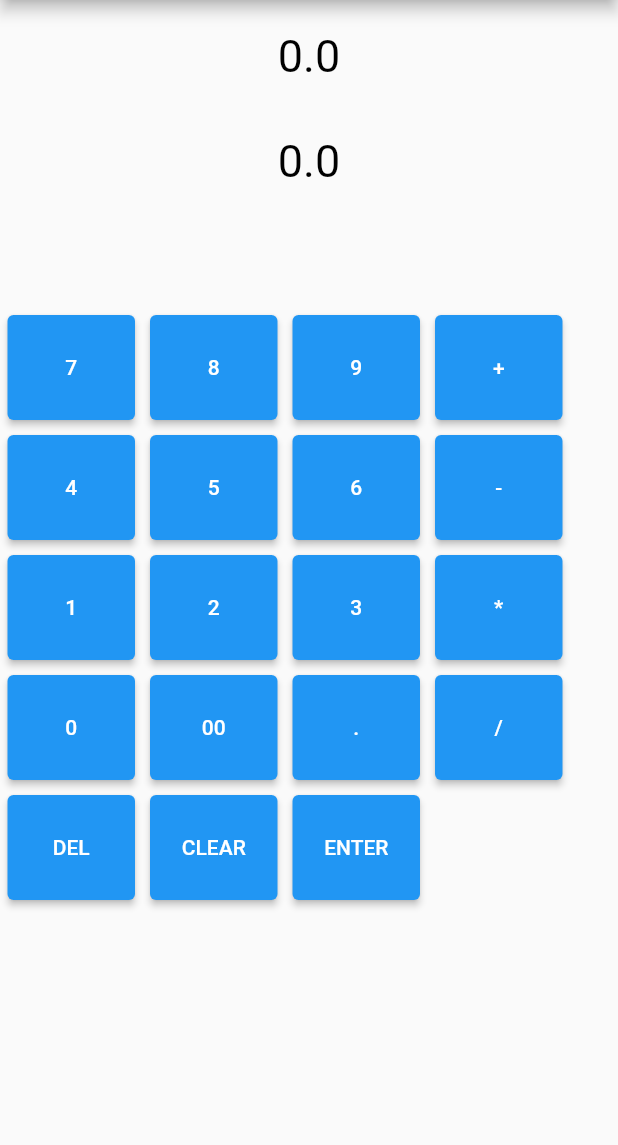
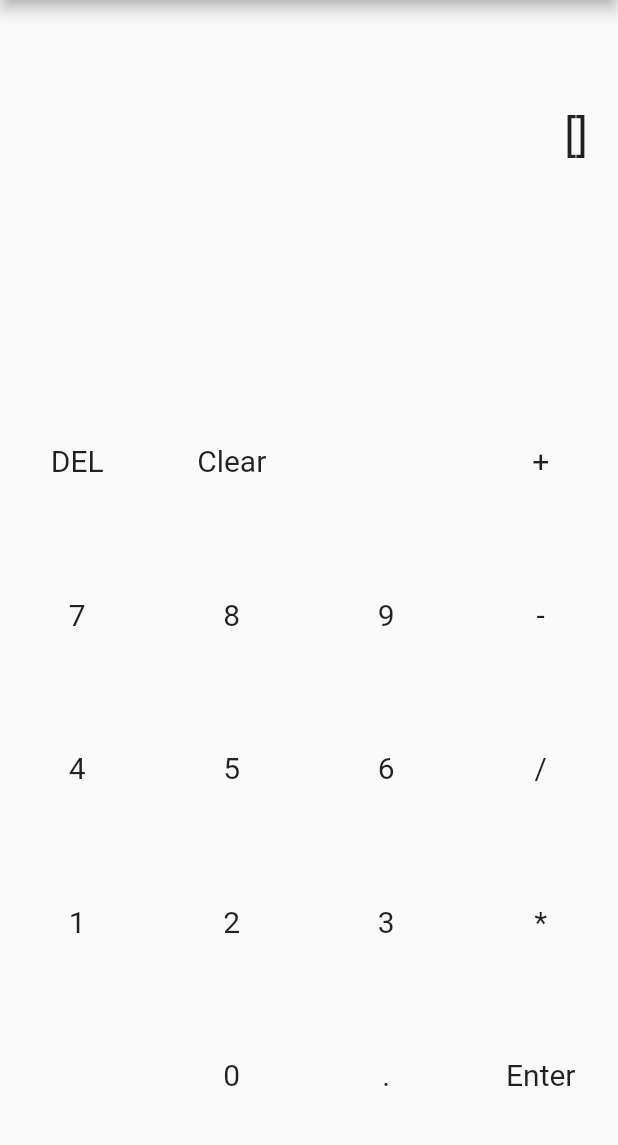
Before and after one commit to ChristianHesberg/Calculator, a Flutter app: the screen it shows after launch, on a phone screen of 412 x 824 dp, the part 84-1229 px from its top. Run offline on Flutter 3.47's test engine with Material 2 defaults, Android fonts, the phone set to English and light mode, and no system bars.

Commit message:
got it working

```diff
--- /dev/null
+++ b/lib/button_grid.dart
@@ -0,0 +1,43 @@
+import 'package:flutter/material.dart';
+
+class ButtonDef {
+  final String text;
+  final VoidCallback? onPressed;
+  const ButtonDef(this.text, [this.onPressed]);
+}
+
+class ButtonGrid extends StatelessWidget {
+  List<List<ButtonDef>> buttons;
+
+  ButtonGrid(List<List<ButtonDef>> this.buttons);
+
+  @override
+  Widget build(BuildContext context) {
+    return Column(
+      mainAxisAlignment: MainAxisAlignment.center,
+      crossAxisAlignment: CrossAxisAlignment.stretch,
+      children: buttons
+          .map((col) => Expanded(
+        child: Row(
+          children: col
+              .map((row) => _buildButton(row.text, row.onPressed))
+              .toList(),
+        ),
+      ))
+          .toList(),
+    );
+  }
+
+  Widget _buildButton(String text, VoidCallback? onPressed) {
+    return Expanded(
+      key: ValueKey(text),
+      child: IconButton(
+        onPressed: onPressed,
+        icon: Text(
+          text,
+          style: TextStyle(fontSize: 20),
+        ),
+      ),
+    );
+  }
+}
--- a/lib/calculator.dart
+++ b/lib/calculator.dart
@@ -1,7 +1,7 @@
 import 'package:calculator/commands.dart';
 
 class Calculator{
-  final List<double> _stack = [];
+  final List<double> stack = [];
   final Map<String, Command> commands = {
     "+" : Add(),
     "-" : Subtract(),
@@ -9,10 +9,9 @@ class Calculator{
     "/" : Divide(),
   };
 
-  void push(double value) => _stack.add(value);
-  double pop() => _stack.isNotEmpty ? _stack.removeLast(): 0;
-  void clear() => _stack.clear();
-  double getElementByIndex(int index) => _stack.length > index ? _stack[_stack.length-index-1] : 0;
-
-
+  void push(double value) => stack.add(value);
+  double pop() => stack.isNotEmpty ? stack.removeLast(): 0;
+  void clear() => stack.clear();
+  double getElementByIndex(int index) => stack.length > index ? stack[stack.length-index-1] : 0;
+  List<double> get getStack => stack;
 }
--- a/lib/calculator_model.dart
+++ b/lib/calculator_model.dart
@@ -7,6 +7,7 @@ class CalculatorModel extends ChangeNotifier{
   String number = "";
 
   clear(){
+    calculator.clear();
     number = "";
     notifyListeners();
   }
@@ -32,6 +33,7 @@ class CalculatorModel extends ChangeNotifier{
   enter() {
     if(double.tryParse(number) != null){
       calculator.push(double.parse(number));
+      number= "";
       notifyListeners();
     }
   }
--- /dev/null
+++ b/lib/display.dart
@@ -0,0 +1,25 @@
+import 'package:calculator/calculator_model.dart';
+import 'package:flutter/material.dart';
+import 'package:provider/provider.dart';
+
+class Display extends StatelessWidget {
+  const Display({Key? key}) : super(key: key);
+
+  @override
+  Widget build(BuildContext context) {
+    final provider = Provider.of<CalculatorModel>(context);
+    return Container(
+      padding: EdgeInsets.all(20),
+      child: Column(
+        crossAxisAlignment: CrossAxisAlignment.end,
+        mainAxisAlignment: MainAxisAlignment.spaceEvenly,
+        children: [
+          Text("${provider.calculator.getStack}", textAlign: TextAlign.right,
+              style: TextStyle(fontSize: 30)),
+          Text(provider.number,
+              textAlign: TextAlign.right, style: TextStyle(fontSize: 20))
+        ],
+      ),
+    );
+  }
+}
--- /dev/null
+++ b/lib/keypad.dart
@@ -0,0 +1,46 @@
+import 'package:calculator/button_grid.dart';
+import 'package:calculator/calculator_model.dart';
+import 'package:flutter/material.dart';
+import 'package:provider/provider.dart';
+
+class Keypad extends StatelessWidget {
+  const Keypad({Key? key}) : super(key: key);
+
+  @override
+  Widget build(BuildContext context) {
+    final provider = Provider.of<CalculatorModel>(context);
+    return ButtonGrid([
+      [
+        ButtonDef("DEL", () => provider.remove()),
+        ButtonDef("Clear", () => provider.clear()),
+        ButtonDef(""),
+        ButtonDef("+", () => provider.execute("+"))
+      ],
+      [
+        ButtonDef("7", () => provider.addDigit(7)),
+        ButtonDef("8", () => provider.addDigit(8)),
+        ButtonDef("9", () => provider.addDigit(9)),
+        ButtonDef("-", () => provider.execute("-")),
+      ],
+      [
+        ButtonDef("4", () => provider.addDigit(4)),
+        ButtonDef("5", () => provider.addDigit(5)),
+        ButtonDef("6", () => provider.addDigit(6)),
+        ButtonDef("/", () => provider.execute("/")),
+      ],
+      [
+        ButtonDef("1", () => provider.addDigit(1)),
+        ButtonDef("2", () => provider.addDigit(2)),
+        ButtonDef("3", () => provider.addDigit(3)),
+        ButtonDef("*", () => provider.execute("*")),
+      ],
+      [
+        ButtonDef(""),
+        ButtonDef("0", () => provider.addDigit(0)),
+        ButtonDef(".", () => provider.addDecimal()),
+        ButtonDef("Enter", () => provider.enter()),
+      ],
+
+    ]);
+  }
+}
--- a/lib/main.dart
+++ b/lib/main.dart
@@ -1,8 +1,8 @@
-import 'dart:ffi';
-
-import 'package:calculator/calculator.dart';
-import 'package:calculator/commands.dart';
+import 'package:calculator/calculator_model.dart';
+import 'package:calculator/display.dart';
+import 'package:calculator/keypad.dart';
 import 'package:flutter/material.dart';
+import 'package:provider/provider.dart';
 
 void main() {
   runApp(const MyApp());
@@ -14,203 +14,37 @@ class MyApp extends StatelessWidget {
   @override
   Widget build(BuildContext context) {
     return MaterialApp(
-      home: HomePage(),
+      home: ChangeNotifierProvider<CalculatorModel>(
+          create: (context) => CalculatorModel(),
+          child: const HomePage()),
     );
   }
 }
 
-class HomePage extends StatefulWidget {
+class HomePage extends StatelessWidget {
   const HomePage({Key? key}) : super(key: key);
 
   @override
-  State<HomePage> createState() => _HomePageState();
-}
-
-class _HomePageState extends State<HomePage> {
-  Calculator calculator = Calculator();
-  var firstField = "";
-  var secondField = "";
-  var thirdField = "";
-
-  @override
   Widget build(BuildContext context) {
-    secondField = calculator.getElementByIndex(0).toString();
-    thirdField = calculator.getElementByIndex(1).toString();
-
     return Scaffold(
       appBar: AppBar(
         title: Text("Calculator"),
       ),
       body: Column(
+        crossAxisAlignment: CrossAxisAlignment.stretch,
         children: [
-          FittedBox(
-            fit: BoxFit.fill,
-            child: Container(
-              child: Column(
-                mainAxisAlignment: MainAxisAlignment.spaceEvenly,
-                children: [
-                  Container(
-                    padding: EdgeInsets.all(20),
-                    alignment: Alignment.centerRight,
-                    child: Text(
-                      thirdField,
-                      style: TextStyle(fontSize: 30, color: Colors.black),
-                    ),
-                  ),
-                  Container(
-                    padding: EdgeInsets.all(15),
-                    alignment: Alignment.centerRight,
-                    child: Text(
-                      secondField,
-                      style: TextStyle(fontSize: 30, color: Colors.black),
-                    ),
-                  ),
-                  Container(
-                    padding: EdgeInsets.all(15),
-                    alignment: Alignment.centerRight,
-                    child: Text(
-                      firstField,
-                      style: TextStyle(fontSize: 30, color: Colors.lightBlue),
-                    ),
-                  )
-                ],
-              ),
-            ),
+          Flexible(
+            flex: 1,
+            // Consumes state
+            child: Display(),
           ),
-          Expanded(
-            child: Row(
-              children: [
-                Expanded(
-                  child: Column(
-                      mainAxisAlignment: MainAxisAlignment.start,
-                      crossAxisAlignment: CrossAxisAlignment.center,
-                      mainAxisSize: MainAxisSize.max,
-                      children: [
-                        Row(children: [
-                          _getButton("7"),
-                          _getButton("8"),
-                          _getButton("9"),
-                          _getCommandButton("+")
-                        ]),
-                        Row(children: [
-                          _getButton("4"),
-                          _getButton("5"),
-                          _getButton("6"),
-                          _getCommandButton("-")
-                        ]),
-                        Row(children: [
-                          _getButton("1"),
-                          _getButton("2"),
-                          _getButton("3"),
-                          _getCommandButton("*")
-                        ]),
-                        Row(children: [
-                          _getButton("0"),
-                          _getButton("00"),
-                          _getButton("."),
-                          _getCommandButton("/")
-                        ]),
-                        Row(
-                          children: _getMiscCommands(),
-                        )
-                      ]),
-                ),
-              ],
-            ),
-          )
+          Flexible(
+            flex: 2,
+            // Changes state
+            child: Keypad(),
+          ),
         ],
       ),
     );
   }
-
-  Container _getButton(String number) {
-    return Container(
-      margin: EdgeInsets.all(5),
-      child: SizedBox(
-        width: 85,
-        height: 70,
-        child: ElevatedButton(
-            onPressed: () {
-              setState(() {
-                firstField = firstField + number;
-              });
-            },
-            child: Text(number)),
-      ),
-    );
-  }
-
-  Container _getCommandButton(String command) {
-    Command? calcCommand = calculator.commands[command];
-    return Container(
-      margin: EdgeInsets.all(5),
-      child: SizedBox(
-        width: 85,
-        height: 70,
-        child: ElevatedButton(
-          onPressed: () {
-            setState(() {
-              if (calcCommand != null) {
-                firstField =
-                    calcCommand.calculate(calculator, firstField).toString();
-              }
-            });
-          },
-          child: Text(command),
-        ),
-      ),
-    );
-  }
-
-  List<Container> _getMiscCommands() {
-    List<Container> commandButtons = [];
-
-    commandButtons.add(Container(
-      margin: EdgeInsets.all(5),
-      child: SizedBox(
-        width: 85,
-        height: 70,
-        child: ElevatedButton(
-            onPressed: () {
-              setState(() {
-                if (firstField.length > 0) {
-                  firstField = firstField.substring(0, firstField.length - 1);
-                }
-              });
-            },
-            child: Text("DEL")),
-      ),
-    ));
-    commandButtons.add(Container(
-      margin: EdgeInsets.all(5),
-      child: SizedBox(
-        width: 85,
-        height: 70,
-        child: ElevatedButton(
-            onPressed: () {
-              setState(() {
-                firstField = "";
-                calculator.clear();
-              });
-            },
-            child: Text("CLEAR")),
-      ),
-    ));
-    commandButtons.add(Container(
-      margin: EdgeInsets.all(5),
-      child: SizedBox(
-        width: 85,
-        height: 70,
-        child: ElevatedButton(
-            onPressed: () {
-              setState(() {
-                calculator.push(double.parse(firstField));
-                firstField = "";
-              });
-            },
-            child: Text("ENTER")),
-      ),
-    ));
-    return commandButtons;
-  }
 }
--- a/pubspec.yaml
+++ b/pubspec.yaml
@@ -35,6 +35,7 @@ dependencies:
   # The following adds the Cupertino Icons font to your application.
   # Use with the CupertinoIcons class for iOS style icons.
   cupertino_icons: ^1.0.2
+  provider: ^6.0.5
 
 dev_dependencies:
   flutter_test:
```
Also changed, not shown: pubspec.lock.
